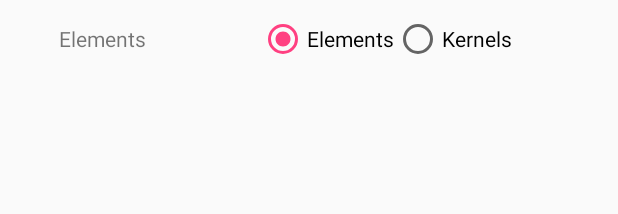
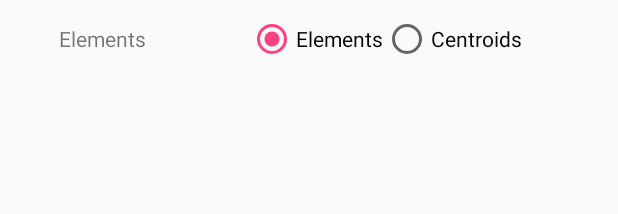
Before and after one commit to renaro/machine-learning-samples, an Android app: the layout activity_main.xml on its own in the app's theme, with its tools: preview values and no code run, on a phone screen of 412 x 824 dp. Shown: the top 214 px of the screen. Run offline under Robolectric (Android 15) with nearby library versions, the phone set to English and light mode, and no system bars.

Commit message:
small fixes

```diff
--- a/app/src/main/java/com/renaro/machinelearningsamples/model/Element.kt
+++ b/app/src/main/java/com/renaro/machinelearningsamples/model/Element.kt
@@ -11,7 +11,7 @@ import android.graphics.Point
 
 class Element(val x: Float, val y: Float) {
     val paint = Paint()
-    val RADIUS = 25F
+    val RADIUS = 28F
     var nearestKernel = Kernel(x, y)
 
     init {
--- a/app/src/main/java/com/renaro/machinelearningsamples/model/Kernel.kt
+++ b/app/src/main/java/com/renaro/machinelearningsamples/model/Kernel.kt
@@ -9,7 +9,7 @@ import android.graphics.Paint
 
 class Kernel(var x: Float, var y: Float) {
     val paint = Paint()
-    val RADIUS = 5f
+    val RADIUS = 10f
 
     init {
         paint.setColor(Color.RED)
--- a/app/src/main/res/layout/activity_main.xml
+++ b/app/src/main/res/layout/activity_main.xml
@@ -58,7 +58,7 @@
             android:id="@+id/kernelsRadio"
             android:layout_width="wrap_content"
             android:layout_height="wrap_content"
-            android:text="Kernels"
+            android:text="Centroids"
             />
     </RadioGroup>
 
```
